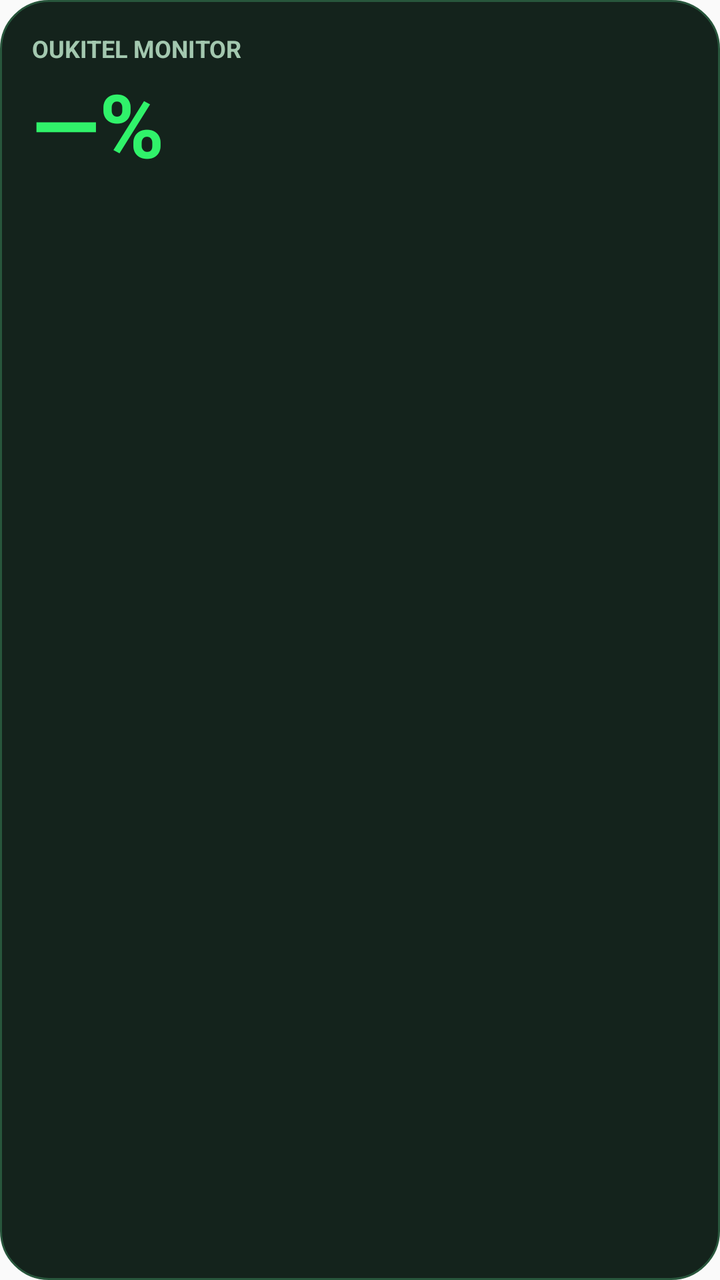
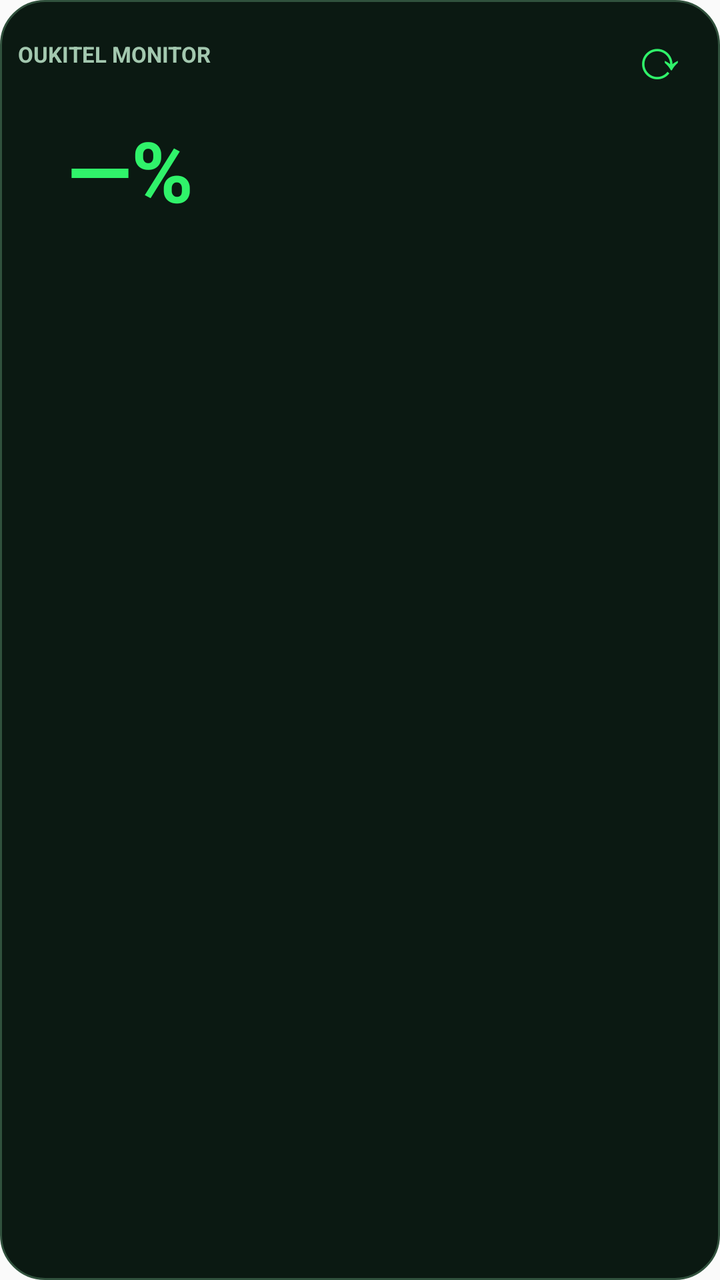

Before-and-after screenshots of an Android layout around one commit, followed by the original layout XML and the change that was made.
<!-- AndroidManifest.xml: application theme android:Theme.Material.Light.NoActionBar -->
<!-- res/layout/monitor_widget.xml -->
<?xml version="1.0" encoding="utf-8"?>
<LinearLayout xmlns:android="http://schemas.android.com/apk/res/android" android:id="@+id/widget_root" android:layout_width="match_parent" android:layout_height="match_parent" android:orientation="vertical" android:padding="16dp" android:background="@drawable/widget_bg">
<TextView android:layout_width="match_parent" android:layout_height="wrap_content" android:text="OUKITEL MONITOR" android:textColor="#A3C8AF" android:textSize="12sp" android:textStyle="bold"/>
<TextView android:id="@+id/widget_charge" android:layout_width="match_parent" android:layout_height="wrap_content" android:text="—%" android:textColor="#30F26A" android:textSize="44sp" android:textStyle="bold"/>
<TextView android:id="@+id/widget_input" android:layout_width="match_parent" android:layout_height="wrap_content" android:textColor="#FFFFFF" android:textSize="14sp"/>
<TextView android:id="@+id/widget_output" android:layout_width="match_parent" android:layout_height="wrap_content" android:textColor="#FFFFFF" android:textSize="14sp"/>
<TextView android:id="@+id/widget_temp" android:layout_width="match_parent" android:layout_height="wrap_content" android:textColor="#FFFFFF" android:textSize="14sp"/>
<TextView android:id="@+id/widget_time" android:layout_width="match_parent" android:layout_height="wrap_content" android:textColor="#FFFFFF" android:textSize="14sp"/>
<TextView android:id="@+id/widget_updated" android:layout_width="match_parent" android:layout_height="wrap_content" android:textColor="#A3C8AF" android:textSize="11sp"/>
</LinearLayout>
<!-- resources referenced by this layout -->
<resources>
  <!-- drawable widget_bg (drawable) -->
  <?xml version="1.0" encoding="utf-8"?>
  <shape xmlns:android="http://schemas.android.com/apk/res/android">
      <solid android:color="#14231C" />
      <corners android:radius="24dp" />
      <stroke android:width="1dp" android:color="#28563C" />
  </shape>
</resources>

<!-- the commit's change to res/layout/monitor_widget.xml (unified diff, before → after) -->
@@ -1,10 +1,17 @@
 <?xml version="1.0" encoding="utf-8"?>
-<LinearLayout xmlns:android="http://schemas.android.com/apk/res/android" android:id="@+id/widget_root" android:layout_width="match_parent" android:layout_height="match_parent" android:orientation="vertical" android:padding="16dp" android:background="@drawable/widget_bg">
-<TextView android:layout_width="match_parent" android:layout_height="wrap_content" android:text="OUKITEL MONITOR" android:textColor="#A3C8AF" android:textSize="12sp" android:textStyle="bold"/>
-<TextView android:id="@+id/widget_charge" android:layout_width="match_parent" android:layout_height="wrap_content" android:text="—%" android:textColor="#30F26A" android:textSize="44sp" android:textStyle="bold"/>
-<TextView android:id="@+id/widget_input" android:layout_width="match_parent" android:layout_height="wrap_content" android:textColor="#FFFFFF" android:textSize="14sp"/>
-<TextView android:id="@+id/widget_output" android:layout_width="match_parent" android:layout_height="wrap_content" android:textColor="#FFFFFF" android:textSize="14sp"/>
-<TextView android:id="@+id/widget_temp" android:layout_width="match_parent" android:layout_height="wrap_content" android:textColor="#FFFFFF" android:textSize="14sp"/>
+<LinearLayout xmlns:android="http://schemas.android.com/apk/res/android" android:id="@+id/widget_root" android:layout_width="match_parent" android:layout_height="match_parent" android:orientation="vertical" android:padding="9dp" android:background="@drawable/widget_bg">
+<LinearLayout android:layout_width="match_parent" android:layout_height="wrap_content" android:gravity="center_vertical" android:orientation="horizontal">
+<TextView android:layout_width="0dp" android:layout_weight="1" android:layout_height="wrap_content" android:text="OUKITEL MONITOR" android:textColor="#A3C8AF" android:textSize="11sp" android:textStyle="bold"/>
+<TextView android:id="@+id/widget_refresh" android:layout_width="42dp" android:layout_height="36dp" android:gravity="center" android:text="⟳" android:contentDescription="Оновити дані" android:textColor="#30F26A" android:textSize="28sp"/>
+</LinearLayout>
+<LinearLayout android:layout_width="match_parent" android:layout_height="wrap_content" android:orientation="horizontal" android:gravity="center_vertical">
+<TextView android:id="@+id/widget_charge" android:layout_width="112dp" android:layout_height="wrap_content" android:gravity="center" android:text="—%" android:textColor="#30F26A" android:textSize="42sp" android:textStyle="bold"/>
+<LinearLayout android:layout_width="0dp" android:layout_weight="1" android:layout_height="wrap_content" android:orientation="vertical">
+<TextView android:id="@+id/widget_input" android:layout_width="match_parent" android:layout_height="wrap_content" android:textColor="#FFFFFF" android:textSize="15sp"/>
+<TextView android:id="@+id/widget_output" android:layout_width="match_parent" android:layout_height="wrap_content" android:textColor="#FFFFFF" android:textSize="15sp"/>
+<TextView android:id="@+id/widget_temp" android:layout_width="match_parent" android:layout_height="wrap_content" android:textColor="#FFFFFF" android:textSize="15sp"/>
 <TextView android:id="@+id/widget_time" android:layout_width="match_parent" android:layout_height="wrap_content" android:textColor="#FFFFFF" android:textSize="14sp"/>
+</LinearLayout>
+</LinearLayout>
 <TextView android:id="@+id/widget_updated" android:layout_width="match_parent" android:layout_height="wrap_content" android:textColor="#A3C8AF" android:textSize="11sp"/>
 </LinearLayout>
<!-- resource entries referenced after the edit -->
@@ -2,10 +2,6 @@
 <resources>
   <!-- drawable widget_bg (drawable) -->
   <?xml version="1.0" encoding="utf-8"?>
-  <shape xmlns:android="http://schemas.android.com/apk/res/android">
-      <solid android:color="#14231C" />
-      <corners android:radius="24dp" />
-      <stroke android:width="1dp" android:color="#28563C" />
-  </shape>
+  <shape xmlns:android="http://schemas.android.com/apk/res/android"><solid android:color="#0B1912"/><corners android:radius="22dp"/><stroke android:width="1dp" android:color="#31513D"/></shape>
 </resources>
 
